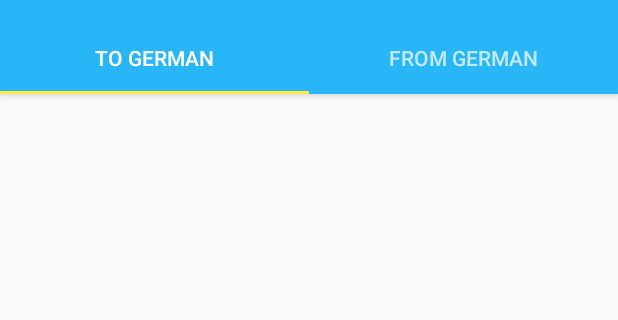
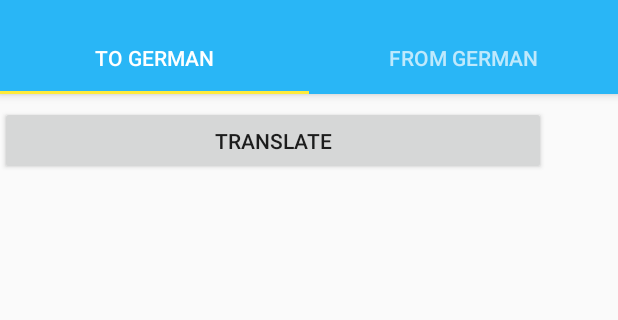
Before and after one commit to TourKing/TourKingAndroid, an Android app: the screen it shows after launch (MainActivity), on a phone screen of 412 x 824 dp, the part 62-382 px from its top. Run offline under Robolectric (Android 15) with nearby library versions, the phone set to English and light mode, and no system bars.

Commit message:
initial translation work

```diff
--- a/TK/app/src/main/java/com/holly/tourking/MainActivity.java
+++ b/TK/app/src/main/java/com/holly/tourking/MainActivity.java
@@ -1,5 +1,6 @@
 package com.holly.tourking;
 
+import android.content.Intent;
 import android.os.Bundle;
 import android.support.design.widget.FloatingActionButton;
 import android.support.design.widget.Snackbar;
@@ -12,6 +13,7 @@ import android.support.v7.app.AppCompatActivity;
 import android.support.v7.widget.Toolbar;
 import android.view.Menu;
 import android.view.MenuItem;
+import android.widget.Button;
 
 public class MainActivity extends AppCompatActivity
         implements NavigationView.OnNavigationItemSelectedListener {
@@ -32,6 +34,14 @@ public class MainActivity extends AppCompatActivity
 
         NavigationView navigationView = (NavigationView) findViewById(R.id.nav_view);
         navigationView.setNavigationItemSelectedListener(this);
+
+        final Button button = findViewById(R.id.translate);
+        button.setOnClickListener(new View.OnClickListener() {
+            public void onClick(View v) {
+                // Code here executes on main thread after user presses button
+                startActivity(new Intent(MainActivity.this, popTranslate.class));
+            }
+        });
     }
 
     @Override
--- a/TK/app/src/main/res/layout/content_main.xml
+++ b/TK/app/src/main/res/layout/content_main.xml
@@ -8,4 +8,12 @@
     tools:context="com.holly.tourking.MainActivity"
     tools:showIn="@layout/app_bar_main">
 
+    <Button
+        android:id="@+id/translate"
+        android:layout_width="364dp"
+        android:layout_height="46dp"
+        android:layout_marginTop="8dp"
+        android:text="Translate"
+        app:layout_constraintTop_toTopOf="parent"
+        tools:layout_editor_absoluteX="10dp" />
 </android.support.constraint.ConstraintLayout>
--- a/TK/app/src/main/res/values/styles.xml
+++ b/TK/app/src/main/res/values/styles.xml
@@ -17,4 +17,9 @@
 
     <style name="AppTheme.PopupOverlay" parent="ThemeOverlay.AppCompat.Light" />
 
+    <style name="AppTheme.CustomTheme" >
+        <item name = "android:windowIsTranslucent">true</item>
+        <item name = "android:windowCloseOnTouchOutside">true</item>
+    </style>
+
 </resources>
```
Also changed, not shown: TK/app/src/main/AndroidManifest.xml (+7 -0 lines), TK/app/src/main/java/com/holly/tourking/popTranslate.java (added, +29 -0 lines), TK/app/src/main/res/layout/pop_translate_window.xml (added, +35 -0 lines), 1644 other files.
